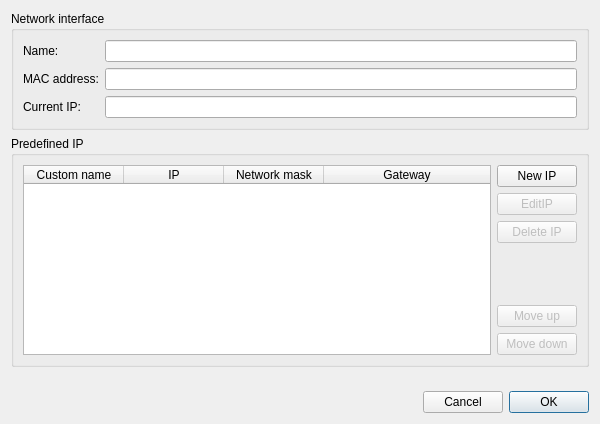
Old version of the form UI/DlgInterface.ui in the repository Folco68/Folco.
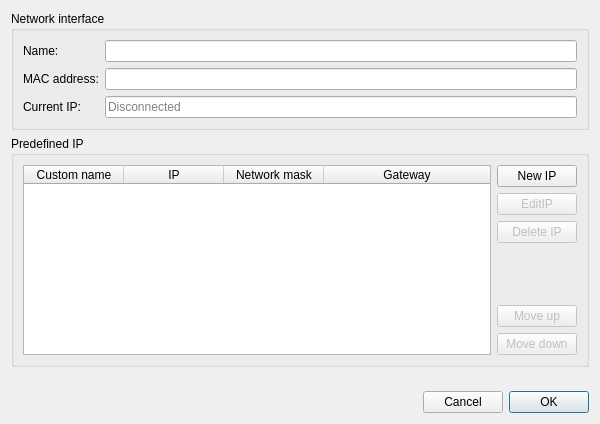
New version of the form.

Commit message: - Added the human readable name in the Interface class - Added the ability to see and configure Interfaces of disconnected devices

Diff of the .ui file:
```diff
--- a/UI/DlgInterface.ui
+++ b/UI/DlgInterface.ui
@@ -84,6 +84,9 @@
         <property name="readOnly">
          <bool>true</bool>
         </property>
+        <property name="placeholderText">
+         <string>Disconnected</string>
+        </property>
        </widget>
       </item>
      </layout>
```
The commit also changes 30 other files.
